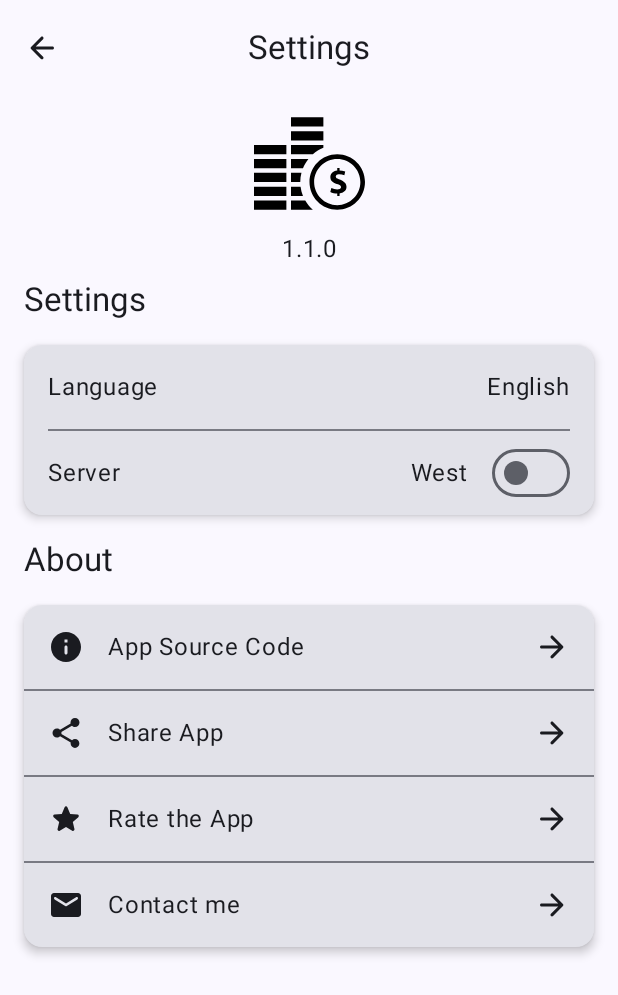
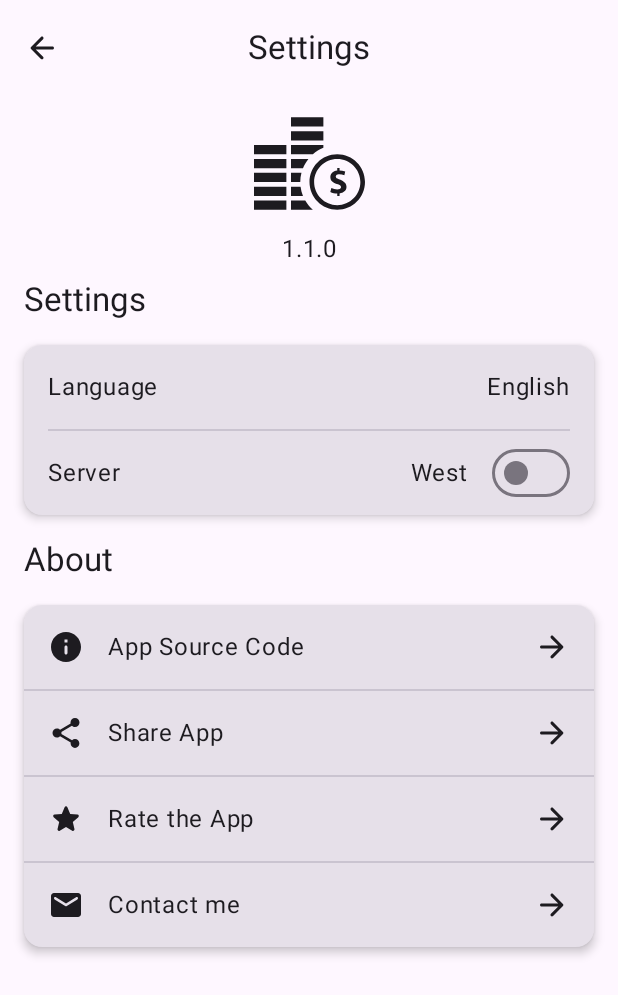
Before and after one commit to darkwhite220/AlbionOnlineMarketData, an Android app built with Jetpack Compose: the SettingsScreen screen opened through its navigation route, on a phone screen of 412 x 824 dp. Shown: the top 995 px of the screen. Run offline under Robolectric (Android 15) with nearby library versions, the phone set to English and light mode, and no system bars; our stand-ins replace Dagger/Hilt's generated code, Room's generated code, paging.

Commit message:
-Change App theme -Remove dynamic color -Fix app icon color in settings

```diff
--- a/app/src/main/java/earth/darkwhite/albiononlinemarketdata/ui/components/image/SettingsAppImage.kt
+++ b/app/src/main/java/earth/darkwhite/albiononlinemarketdata/ui/components/image/SettingsAppImage.kt
@@ -1,7 +1,7 @@
 package earth.darkwhite.albiononlinemarketdata.ui.components.image
 
-import androidx.compose.foundation.Image
 import androidx.compose.foundation.layout.size
+import androidx.compose.material3.Icon
 import androidx.compose.runtime.Composable
 import androidx.compose.ui.Modifier
 import androidx.compose.ui.res.painterResource
@@ -13,7 +13,7 @@ import earth.darkwhite.albiononlinemarketdata.ui.components.mediumPadding
 
 @Composable
 fun SettingsAppImage() {
-  Image(
+    Icon(
         modifier = Modifier
           .size(90.dp)
           .mediumPadding(),
--- a/app/src/main/java/earth/darkwhite/albiononlinemarketdata/ui/theme/Theme.kt
+++ b/app/src/main/java/earth/darkwhite/albiononlinemarketdata/ui/theme/Theme.kt
@@ -87,7 +87,7 @@ private val DarkColorScheme = darkColorScheme(
 fun AlbionOnlineMarketDataTheme(
   darkTheme: Boolean = isSystemInDarkTheme(),
   // Dynamic color is available on Android 12+
-  dynamicColor: Boolean = true,
+  dynamicColor: Boolean = false,
   content: @Composable () -> Unit
 ) {
   val colorScheme = when {
--- a/app/src/main/res/drawable/app_icon.xml
+++ b/app/src/main/res/drawable/app_icon.xml
@@ -1,9 +1,10 @@
 <vector xmlns:android="http://schemas.android.com/apk/res/android"
     android:width="24dp"
     android:height="24dp"
+    android:tint="?android:colorControlNormal"
     android:viewportWidth="24"
     android:viewportHeight="24">
-  <path
-      android:fillColor="#FF000000"
-      android:pathData="M18,11c2.757,0 5,2.243 5,5s-2.243,5 -5,5 -5,-2.243 -5,-5 2.243,-5 5,-5zM18,10c-3.313,0 -6,2.687 -6,6s2.687,6 6,6 6,-2.687 6,-6 -2.687,-6 -6,-6zM18.5,18.474v0.526h-0.5v-0.499c-0.518,-0.009 -1.053,-0.132 -1.5,-0.363l0.228,-0.822c0.478,0.186 1.114,0.383 1.612,0.27 0.574,-0.13 0.692,-0.721 0.057,-1.005 -0.465,-0.217 -1.889,-0.402 -1.889,-1.622 0,-0.681 0.52,-1.292 1.492,-1.425v-0.534h0.5v0.509c0.362,0.01 0.768,0.073 1.221,0.21l-0.181,0.824c-0.384,-0.135 -0.808,-0.257 -1.222,-0.232 -0.744,0.043 -0.81,0.688 -0.29,0.958 0.856,0.402 1.972,0.7 1.972,1.773 0.001,0.858 -0.672,1.315 -1.5,1.432zM10.589,13h-2.589v-2h3.765c-0.484,0.602 -0.881,1.274 -1.176,2zM10,16h-2v-2h2.264c-0.166,0.641 -0.264,1.309 -0.264,2zM12.727,10h-4.727v-2h7v0.589c-0.839,0.341 -1.604,0.822 -2.273,1.411zM15,4h-7v-2h7v2zM15,7h-7v-2h7v2zM10.589,19h-2.589v-2h2.069c0.088,0.698 0.264,1.369 0.52,2zM0,8h7v2h-7v-2zM0,11h7v2h-7v-2zM12.727,22h-4.727v-2h3.082c0.438,0.753 0.994,1.428 1.645,2zM0,17h7v2h-7v-2zM0,20h7v2h-7v-2zM0,14h7v2h-7v-2z"/>
+    <path
+        android:fillColor="#FF000000"
+        android:pathData="M18,11c2.757,0 5,2.243 5,5s-2.243,5 -5,5 -5,-2.243 -5,-5 2.243,-5 5,-5zM18,10c-3.313,0 -6,2.687 -6,6s2.687,6 6,6 6,-2.687 6,-6 -2.687,-6 -6,-6zM18.5,18.474v0.526h-0.5v-0.499c-0.518,-0.009 -1.053,-0.132 -1.5,-0.363l0.228,-0.822c0.478,0.186 1.114,0.383 1.612,0.27 0.574,-0.13 0.692,-0.721 0.057,-1.005 -0.465,-0.217 -1.889,-0.402 -1.889,-1.622 0,-0.681 0.52,-1.292 1.492,-1.425v-0.534h0.5v0.509c0.362,0.01 0.768,0.073 1.221,0.21l-0.181,0.824c-0.384,-0.135 -0.808,-0.257 -1.222,-0.232 -0.744,0.043 -0.81,0.688 -0.29,0.958 0.856,0.402 1.972,0.7 1.972,1.773 0.001,0.858 -0.672,1.315 -1.5,1.432zM10.589,13h-2.589v-2h3.765c-0.484,0.602 -0.881,1.274 -1.176,2zM10,16h-2v-2h2.264c-0.166,0.641 -0.264,1.309 -0.264,2zM12.727,10h-4.727v-2h7v0.589c-0.839,0.341 -1.604,0.822 -2.273,1.411zM15,4h-7v-2h7v2zM15,7h-7v-2h7v2zM10.589,19h-2.589v-2h2.069c0.088,0.698 0.264,1.369 0.52,2zM0,8h7v2h-7v-2zM0,11h7v2h-7v-2zM12.727,22h-4.727v-2h3.082c0.438,0.753 0.994,1.428 1.645,2zM0,17h7v2h-7v-2zM0,20h7v2h-7v-2zM0,14h7v2h-7v-2z" />
 </vector>
--- a/app/src/main/res/values/themes.xml
+++ b/app/src/main/res/values/themes.xml
@@ -1,5 +1,5 @@
 <?xml version="1.0" encoding="utf-8"?>
 <resources>
 
-    <style name="Theme.AlbionOnlineMarketData" parent="android:Theme.Material.Light.NoActionBar"/>
+    <style name="Theme.AlbionOnlineMarketData" parent="android:Theme.Material.NoActionBar"/>
 </resources>
```
Lines whose indentation alone changed are shown as unchanged.
